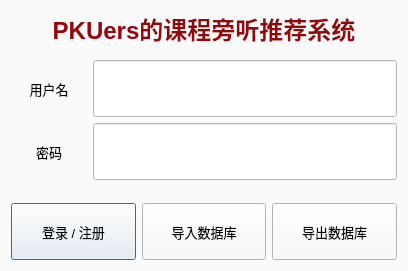
Above: PKUCourseRadar/loginwindow.ui from DynamicCast03/PKUCourseRadar before the change. Below: the same form after it.
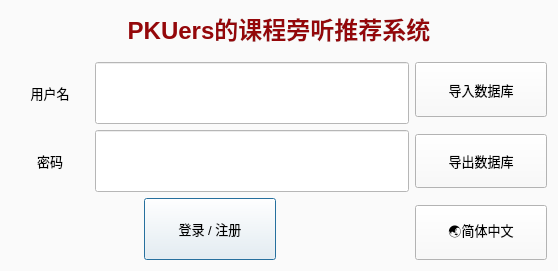
That is the form after the change. Custom widgets are drawn as their Qt base class.

Commit message: 语言选择移动到登录窗口

What changed in the file:
```diff
--- a/PKUCourseRadar/loginwindow.ui
+++ b/PKUCourseRadar/loginwindow.ui
@@ -6,7 +6,7 @@
    <rect>
     <x>0</x>
     <y>0</y>
-    <width>408</width>
+    <width>558</width>
     <height>271</height>
    </rect>
   </property>
@@ -16,7 +16,9 @@
   <property name="styleSheet">
    <string notr="true">background-color: rgb(250,250,250);</string>
   </property>
-  <layout class="QVBoxLayout" name="verticalLayout" stretch="5,1,7,7,2,7">
+  <layout class="QVBoxLayout" name="verticalLayout" stretch="4,1,20">
+   <item>
+    <layout class="QHBoxLayout" name="horizontalLayout_4" stretch="10">
    <item>
     <widget class="QLabel" name="lbl_title">
      <property name="sizePolicy">
@@ -45,6 +47,8 @@
      </property>
     </widget>
    </item>
+    </layout>
+   </item>
    <item>
     <spacer name="verticalSpacer_2">
      <property name="orientation">
@@ -59,6 +63,10 @@
     </spacer>
    </item>
    <item>
+    <layout class="QHBoxLayout" name="horizontalLayout_5" stretch="3,1">
+     <item>
+      <layout class="QVBoxLayout" name="verticalLayout_2">
+       <item>
     <layout class="QHBoxLayout" name="horizontalLayout" stretch="2,8">
      <item>
       <widget class="QLabel" name="l_username">
@@ -138,24 +146,24 @@
     </layout>
    </item>
    <item>
-    <spacer name="verticalSpacer">
+        <layout class="QHBoxLayout" name="horizontalLayout_3" stretch="1,1,1">
+         <item>
+          <spacer name="horizontalSpacer">
      <property name="orientation">
-      <enum>Qt::Orientation::Vertical</enum>
+            <enum>Qt::Orientation::Horizontal</enum>
      </property>
      <property name="sizeHint" stdset="0">
       <size>
-       <width>20</width>
-       <height>40</height>
+             <width>40</width>
+             <height>20</height>
       </size>
      </property>
     </spacer>
    </item>
-   <item>
-    <layout class="QHBoxLayout" name="horizontalLayout_3" stretch="4,4,4">
      <item>
       <widget class="BetterButton" name="btn_reg_or_login">
        <property name="sizePolicy">
-        <sizepolicy hsizetype="Minimum" vsizetype="Expanding">
+            <sizepolicy hsizetype="Expanding" vsizetype="Expanding">
          <horstretch>0</horstretch>
          <verstretch>0</verstretch>
         </sizepolicy>
@@ -171,6 +179,25 @@
       </widget>
      </item>
      <item>
+          <spacer name="horizontalSpacer_2">
+           <property name="orientation">
+            <enum>Qt::Orientation::Horizontal</enum>
+           </property>
+           <property name="sizeHint" stdset="0">
+            <size>
+             <width>40</width>
+             <height>20</height>
+            </size>
+           </property>
+          </spacer>
+         </item>
+        </layout>
+       </item>
+      </layout>
+     </item>
+     <item>
+      <layout class="QVBoxLayout" name="verticalLayout_3" stretch="5,1,5,1,5">
+       <item>
       <widget class="BetterButton" name="btn_import">
        <property name="sizePolicy">
         <sizepolicy hsizetype="Expanding" vsizetype="Expanding">
@@ -188,6 +215,19 @@
        </property>
       </widget>
      </item>
+       <item>
+        <spacer name="verticalSpacer">
+         <property name="orientation">
+          <enum>Qt::Orientation::Vertical</enum>
+         </property>
+         <property name="sizeHint" stdset="0">
+          <size>
+           <width>20</width>
+           <height>40</height>
+          </size>
+         </property>
+        </spacer>
+       </item>
      <item>
       <widget class="BetterButton" name="btn_export">
        <property name="sizePolicy">
@@ -205,6 +245,39 @@
         <string>导出数据库</string>
        </property>
       </widget>
+       </item>
+       <item>
+        <spacer name="verticalSpacer_3">
+         <property name="orientation">
+          <enum>Qt::Orientation::Vertical</enum>
+         </property>
+         <property name="sizeHint" stdset="0">
+          <size>
+           <width>20</width>
+           <height>40</height>
+          </size>
+         </property>
+        </spacer>
+       </item>
+       <item>
+        <widget class="BetterButton" name="language">
+         <property name="sizePolicy">
+          <sizepolicy hsizetype="Expanding" vsizetype="Expanding">
+           <horstretch>0</horstretch>
+           <verstretch>0</verstretch>
+          </sizepolicy>
+         </property>
+         <property name="font">
+          <font>
+           <pointsize>10</pointsize>
+          </font>
+         </property>
+         <property name="text">
+          <string>🌏简体中文</string>
+         </property>
+        </widget>
+       </item>
+      </layout>
      </item>
     </layout>
    </item>
```
Lines whose indentation alone changed are shown as unchanged. The commit also changes 6 other files.
